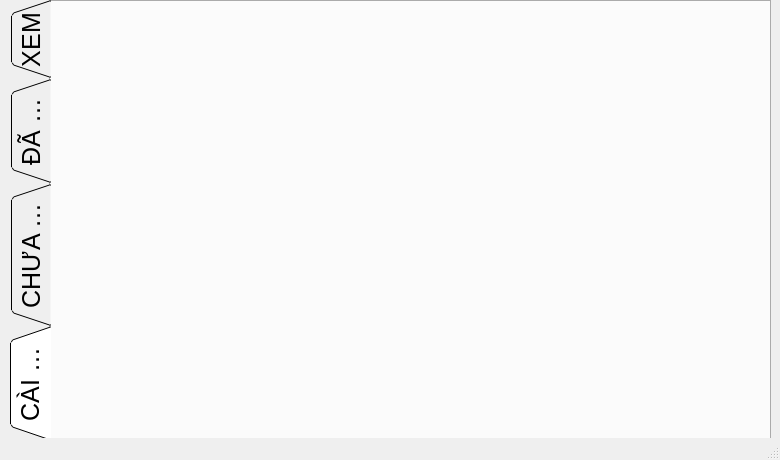
The window that UI/main.ui (ToanICV/speed_gun) describes before a commit, drawn with Qt 5.
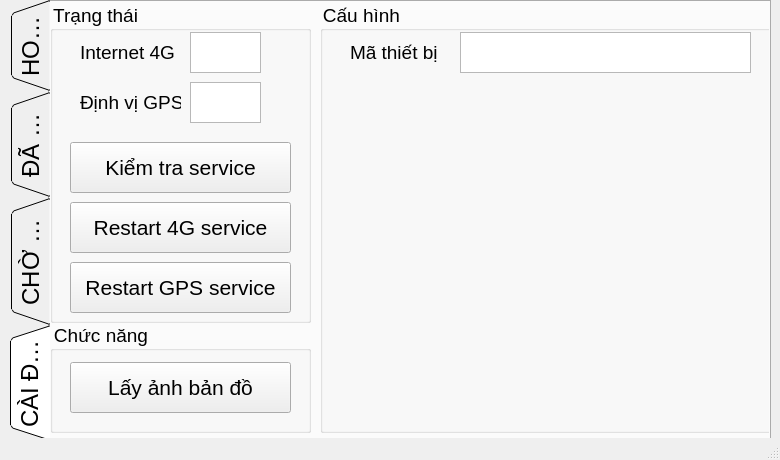
The same window after the commit. The open tabs and pages were chosen to show the change.

```diff
--- a/UI/main.ui
+++ b/UI/main.ui
@@ -43,7 +43,8 @@
     </property>
     <property name="font">
      <font>
-      <pointsize>19</pointsize>
+      <family>MS Shell Dlg 2</family>
+      <pointsize>18</pointsize>
       <weight>50</weight>
       <italic>false</italic>
       <bold>false</bold>
@@ -109,7 +110,7 @@
     </property>
     <widget class="QWidget" name="tab_view">
      <attribute name="title">
-      <string>XEM</string>
+      <string>HOME</string>
      </attribute>
      <widget class="QGroupBox" name="groupBox">
       <property name="geometry">
@@ -452,13 +453,223 @@
     </widget>
     <widget class="QWidget" name="tab_pending">
      <attribute name="title">
-      <string>CHƯA GỬI</string>
+      <string>CHỜ GỬI</string>
      </attribute>
     </widget>
     <widget class="QWidget" name="tab_setting">
      <attribute name="title">
       <string>CÀI ĐẶT</string>
      </attribute>
+     <widget class="QGroupBox" name="groupBox_3">
+      <property name="geometry">
+       <rect>
+        <x>0</x>
+        <y>320</y>
+        <width>261</width>
+        <height>111</height>
+       </rect>
+      </property>
+      <property name="font">
+       <font>
+        <pointsize>14</pointsize>
+       </font>
+      </property>
+      <property name="title">
+       <string>Chức năng</string>
+      </property>
+      <property name="alignment">
+       <set>Qt::AlignRight|Qt::AlignTrailing|Qt::AlignVCenter</set>
+      </property>
+      <widget class="QPushButton" name="btn_getMap">
+       <property name="geometry">
+        <rect>
+         <x>20</x>
+         <y>40</y>
+         <width>221</width>
+         <height>51</height>
+        </rect>
+       </property>
+       <property name="font">
+        <font>
+         <pointsize>16</pointsize>
+        </font>
+       </property>
+       <property name="text">
+        <string>Lấy ảnh bản đồ</string>
+       </property>
+      </widget>
+     </widget>
+     <widget class="QGroupBox" name="groupBox_4">
+      <property name="geometry">
+       <rect>
+        <x>0</x>
+        <y>0</y>
+        <width>261</width>
+        <height>321</height>
+       </rect>
+      </property>
+      <property name="font">
+       <font>
+        <pointsize>14</pointsize>
+       </font>
+      </property>
+      <property name="title">
+       <string>Trạng thái</string>
+      </property>
+      <property name="alignment">
+       <set>Qt::AlignRight|Qt::AlignTrailing|Qt::AlignVCenter</set>
+      </property>
+      <widget class="QLabel" name="label_7">
+       <property name="geometry">
+        <rect>
+         <x>30</x>
+         <y>30</y>
+         <width>101</width>
+         <height>41</height>
+        </rect>
+       </property>
+       <property name="text">
+        <string>Internet 4G</string>
+       </property>
+      </widget>
+      <widget class="QLabel" name="label_8">
+       <property name="geometry">
+        <rect>
+         <x>30</x>
+         <y>80</y>
+         <width>101</width>
+         <height>41</height>
+        </rect>
+       </property>
+       <property name="text">
+        <string>Định vị GPS</string>
+       </property>
+      </widget>
+      <widget class="QTextEdit" name="te_4GStatus">
+       <property name="geometry">
+        <rect>
+         <x>140</x>
+         <y>30</y>
+         <width>71</width>
+         <height>41</height>
+        </rect>
+       </property>
+       <property name="readOnly">
+        <bool>true</bool>
+       </property>
+      </widget>
+      <widget class="QTextEdit" name="te_GpsStatus">
+       <property name="geometry">
+        <rect>
+         <x>140</x>
+         <y>80</y>
+         <width>71</width>
+         <height>41</height>
+        </rect>
+       </property>
+       <property name="readOnly">
+        <bool>true</bool>
+       </property>
+      </widget>
+      <widget class="QPushButton" name="btn_checkService">
+       <property name="geometry">
+        <rect>
+         <x>20</x>
+         <y>140</y>
+         <width>221</width>
+         <height>51</height>
+        </rect>
+       </property>
+       <property name="font">
+        <font>
+         <pointsize>16</pointsize>
+        </font>
+       </property>
+       <property name="text">
+        <string>Kiểm tra service</string>
+       </property>
+      </widget>
+      <widget class="QPushButton" name="btn_restart4GService">
+       <property name="geometry">
+        <rect>
+         <x>20</x>
+         <y>200</y>
+         <width>221</width>
+         <height>51</height>
+        </rect>
+       </property>
+       <property name="font">
+        <font>
+         <pointsize>16</pointsize>
+        </font>
+       </property>
+       <property name="text">
+        <string>Restart 4G service</string>
+       </property>
+      </widget>
+      <widget class="QPushButton" name="btn_restartGpsService">
+       <property name="geometry">
+        <rect>
+         <x>20</x>
+         <y>260</y>
+         <width>221</width>
+         <height>51</height>
+        </rect>
+       </property>
+       <property name="font">
+        <font>
+         <pointsize>16</pointsize>
+        </font>
+       </property>
+       <property name="text">
+        <string>Restart GPS service</string>
+       </property>
+      </widget>
+     </widget>
+     <widget class="QGroupBox" name="groupBox_5">
+      <property name="geometry">
+       <rect>
+        <x>270</x>
+        <y>0</y>
+        <width>471</width>
+        <height>431</height>
+       </rect>
+      </property>
+      <property name="font">
+       <font>
+        <pointsize>14</pointsize>
+       </font>
+      </property>
+      <property name="title">
+       <string>Cấu hình</string>
+      </property>
+      <property name="alignment">
+       <set>Qt::AlignRight|Qt::AlignTrailing|Qt::AlignVCenter</set>
+      </property>
+      <widget class="QTextEdit" name="te_deviceID">
+       <property name="geometry">
+        <rect>
+         <x>140</x>
+         <y>30</y>
+         <width>291</width>
+         <height>41</height>
+        </rect>
+       </property>
+      </widget>
+      <widget class="QLabel" name="label_11">
+       <property name="geometry">
+        <rect>
+         <x>30</x>
+         <y>30</y>
+         <width>101</width>
+         <height>41</height>
+        </rect>
+       </property>
+       <property name="text">
+        <string>Mã thiết bị</string>
+       </property>
+      </widget>
+     </widget>
     </widget>
    </widget>
   </widget>
```
Left out of the diff: 4 changed lines with no effect on the pictures.
